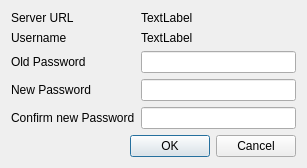
Before: the Qt Designer form Client/src/QtClient/qtPasswordChangeDialog.ui in psieg/MyCloud, drawn with Qt 5.
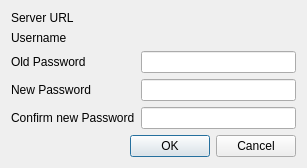
After: the same form once the commit is applied. Icons and pictures are not drawn.

Patch:
```diff
--- a/Client/src/QtClient/qtPasswordChangeDialog.ui
+++ b/Client/src/QtClient/qtPasswordChangeDialog.ui
@@ -30,7 +30,7 @@
    <item row="0" column="1">
     <widget class="QLabel" name="urlLabel">
      <property name="text">
-      <string>TextLabel</string>
+      <string/>
      </property>
     </widget>
    </item>
@@ -44,7 +44,7 @@
    <item row="1" column="1">
     <widget class="QLabel" name="nameLabel">
      <property name="text">
-      <string>TextLabel</string>
+      <string/>
      </property>
     </widget>
    </item>
@@ -80,13 +80,6 @@
    </item>
    <item row="5" column="0" colspan="2">
     <layout class="QHBoxLayout" name="horizontalLayout">
-     <item>
-      <widget class="QLabel" name="statusLabel">
-       <property name="text">
-        <string/>
-       </property>
-      </widget>
-     </item>
      <item>
       <spacer name="horizontalSpacer">
        <property name="orientation">
@@ -100,6 +93,13 @@
        </property>
       </spacer>
      </item>
+     <item>
+      <widget class="QLabel" name="statusLabel">
+       <property name="text">
+        <string/>
+       </property>
+      </widget>
+     </item>
      <item>
       <widget class="QPushButton" name="okButton">
        <property name="text">
```
Left out of the diff: 18 changed lines with no effect on the pictures.
